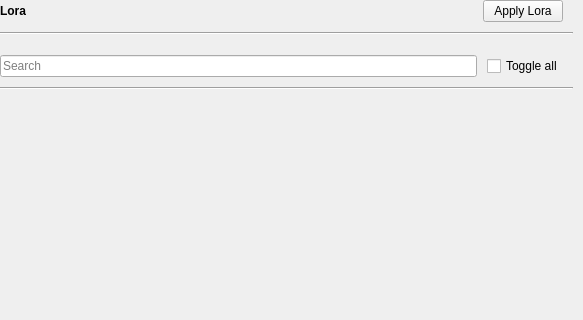
First picture: the form in src/airunner/widgets/lora/templates/lora_container.ui, repository Capsize-Games/airunner, before the edit; both pictures show x 0 to 583 and y 0 to 320 of the 583 by 831 pixel window.
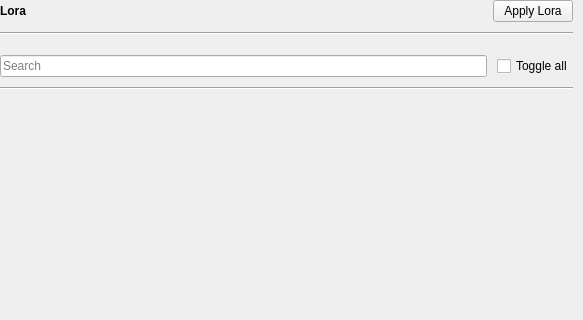
Second picture: the form after the edit. Custom widgets are drawn as their Qt base class.

Commit message: fix lora spacing in header

What changed in the file:
```diff
--- a/src/airunner/widgets/lora/templates/lora_container.ui
+++ b/src/airunner/widgets/lora/templates/lora_container.ui
@@ -107,7 +107,7 @@
      <item>
       <layout class="QHBoxLayout" name="horizontalLayout_2">
        <property name="rightMargin">
-        <number>10</number>
+        <number>0</number>
        </property>
        <item>
         <widget class="QLabel" name="label">
@@ -224,7 +224,7 @@
         <number>0</number>
        </property>
        <property name="rightMargin">
-        <number>10</number>
+        <number>0</number>
        </property>
        <item>
         <widget class="QLineEdit" name="lineEdit">
```
The commit also changes 1 other file.
